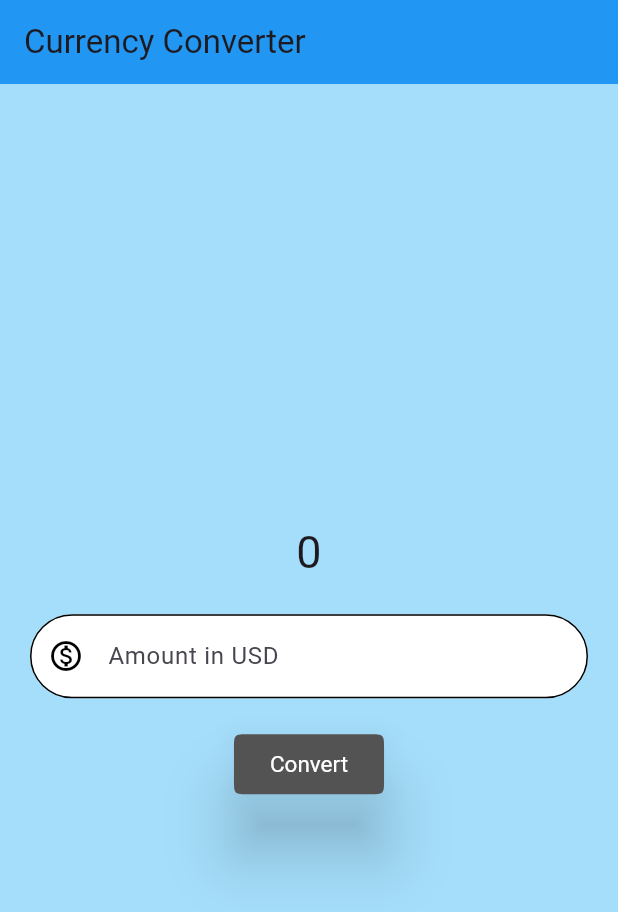
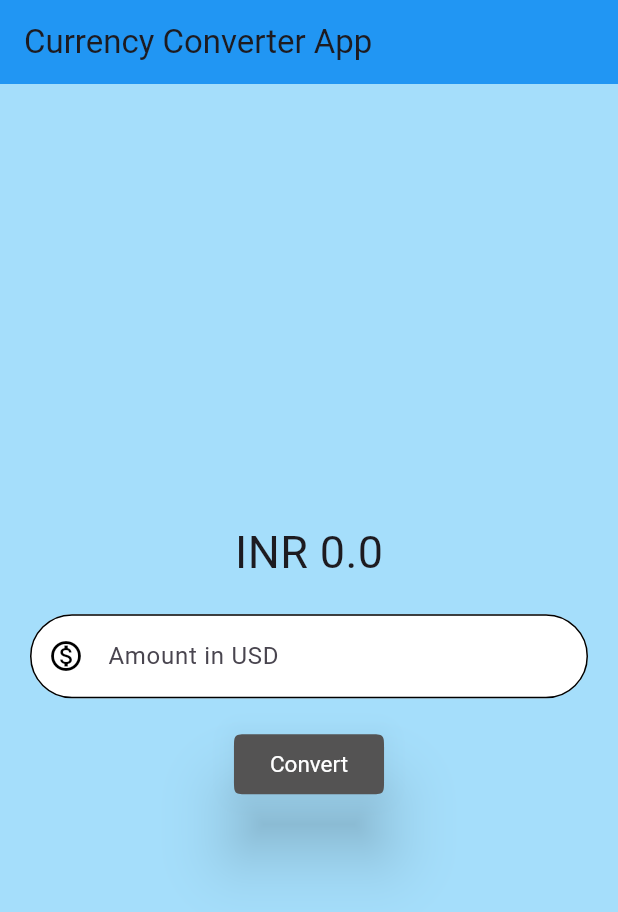
Before and after one commit to MissVintee/currency_convertor, a Flutter app: the screen it shows after launch, on a phone screen of 412 x 824 dp. Shown: the top 912 px of the screen. Run offline on Flutter 3.47's test engine with Material 3 defaults, Android fonts, the phone set to English and light mode, and no system bars.

Commit message:
refactor: repalced stateless widget with stateful widget , thus rename CurrencyConverterMaterial to CurrencyConverterMaterialPage and update conversion logic

```diff
--- a/lib/currency_converter_material.dart
+++ b/lib/currency_converter_material.dart
@@ -1,7 +1,15 @@
 import 'package:flutter/material.dart';
 
-class CurrencyConverterMaterial extends StatelessWidget{
-  const CurrencyConverterMaterial({super.key});
+class CurrencyConverterMaterialPage extends StatefulWidget{
+  const CurrencyConverterMaterialPage({super.key});
+
+  @override
+  State<StatefulWidget> createState() => _CurrencyConverterMaterialPageState();
+}
+
+class _CurrencyConverterMaterialPageState extends State<CurrencyConverterMaterialPage>{
+  double result = 0;
+  final TextEditingController textEditingController = TextEditingController();
 
   @override
   Widget build(BuildContext context){
@@ -14,12 +22,14 @@ class CurrencyConverterMaterial extends StatelessWidget{
         child: Column(
           mainAxisAlignment: MainAxisAlignment.center,
           children: [
-            Text ('0',
+            Text (
+              'INR $result',
               style: TextStyle(fontSize: 30),
             ),
             Padding(
               padding: const EdgeInsets.all(20.0),
               child: TextField(
+                controller: textEditingController,
                 decoration: InputDecoration(
                   prefixIcon: Icon(Icons.monetization_on_outlined),
                   prefixIconColor: Colors.black,
@@ -34,14 +44,18 @@ class CurrencyConverterMaterial extends StatelessWidget{
               ),
             ),
             ElevatedButton(
-              onPressed: () {debugPrint("button pressed");},
-              style: ButtonStyle(
-                  elevation: WidgetStatePropertyAll(20),
-                  backgroundColor: WidgetStatePropertyAll(const Color.fromARGB(255, 84, 83, 83)),
-                  foregroundColor: WidgetStatePropertyAll(Colors.white),
-                  shape: WidgetStatePropertyAll(ContinuousRectangleBorder(borderRadius: BorderRadius.circular(10))),
-                  textStyle: WidgetStatePropertyAll(TextStyle(fontSize: 15)),
+              onPressed: () {
+                setState(() {result = (double.parse(textEditingController.text) * 86.86);});
+              },
+              style: ElevatedButton.styleFrom(
+                elevation: 20,
+                backgroundColor: const Color.fromARGB(255, 84, 83, 83),
+                foregroundColor: Colors.white,
+                shape: ContinuousRectangleBorder(
+                  borderRadius: BorderRadius.circular(10),
                 ),
+                textStyle: TextStyle(fontSize: 15),
+              ),
               child: Text('Convert'),
             ),
           ],
--- a/lib/main.dart
+++ b/lib/main.dart
@@ -13,10 +13,10 @@ class MyApp extends StatelessWidget{
     return MaterialApp(
       home: Scaffold(
         appBar: AppBar(
-          title: Text('Currency Converter'),
+          title: Text('Currency Converter App'),
           backgroundColor: Colors.blue,
         ),
-        body: CurrencyConverterMaterial(),
+        body: CurrencyConverterMaterialPage(),
       ),
     );
   }
```
